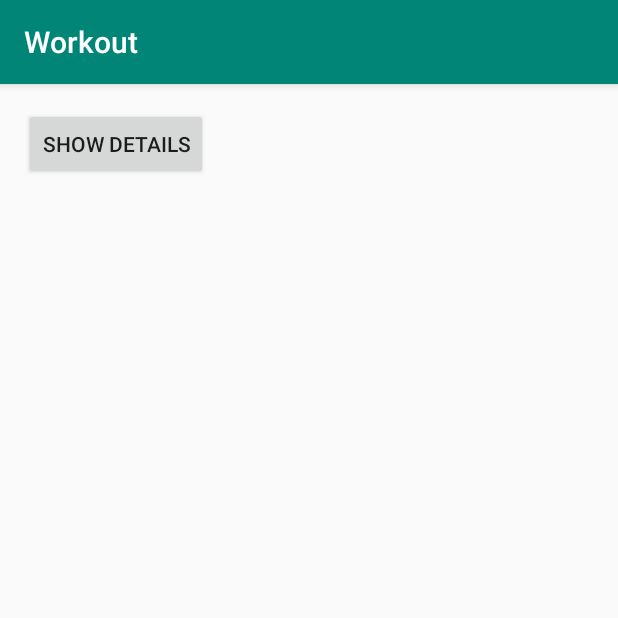
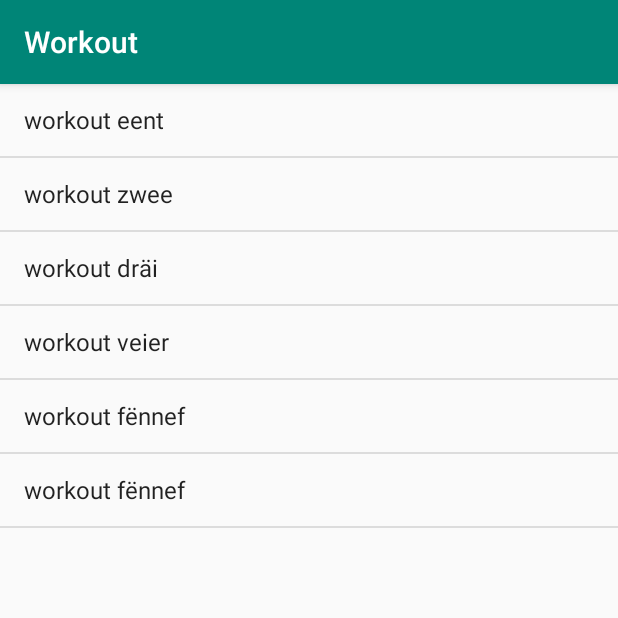
Before and after one commit to bennythejudge/Workout, an Android app: the screen it shows after launch (MainActivity), on a phone screen of 412 x 824 dp, the top half of it. Run offline under Robolectric (Android 15) with nearby library versions, the phone set to English and light mode, and no system bars.

Commit message:
Complete the exercise

```diff
--- a/app/src/main/java/android/benedetto/com/workout/MainActivity.java
+++ b/app/src/main/java/android/benedetto/com/workout/MainActivity.java
@@ -5,7 +5,7 @@ import android.support.v7.app.AppCompatActivity;
 import android.os.Bundle;
 import android.view.View;
 
-public class MainActivity extends AppCompatActivity {
+public class MainActivity extends AppCompatActivity implements WorkoutListFragment.Listener {
 
     @Override
     protected void onCreate(Bundle savedInstanceState) {
@@ -14,8 +14,15 @@ public class MainActivity extends AppCompatActivity {
     }
 
     // if the button is pressed, we start the DetailActivity using an Intent
-    public void onShowDetails(View view) {
+//    public void onShowDetails(View view) {
+//        Intent intent = new Intent(this, DetailActivity.class);
+//        startActivity(intent);
+//    }
+
+    @Override
+    public void itemClicked(long id) {
         Intent intent = new Intent(this, DetailActivity.class);
+        intent.putExtra(DetailActivity.EXTRA_WORKOUT_ID, (int) id);
         startActivity(intent);
     }
 }
--- a/app/src/main/java/android/benedetto/com/workout/Workout.java
+++ b/app/src/main/java/android/benedetto/com/workout/Workout.java
@@ -11,12 +11,12 @@ public class Workout {
     }
 
     public static final Workout[] workouts = {
-            new Workout("workout eent", "workout eent description"),
-            new Workout("workout zwee", "workout zwee description"),
-            new Workout("workout dräi", "workout dräi description"),
-            new Workout("workout veier", "workout veier description"),
-            new Workout("workout fënnef", "workout fënnef description"),
-            new Workout("workout fënnef", "workout fënnef description")
+            new Workout("workout eent", "workout eent description\nline two\nline three"),
+            new Workout("workout zwee", "workout zwee description\nline two\nline three"),
+            new Workout("workout dräi", "workout dräi description\nline two\nline three"),
+            new Workout("workout veier", "workout veier description\nline two\nline three"),
+            new Workout("workout fënnef", "workout fënnef description\nline two\nline three"),
+            new Workout("workout fënnef", "workout fënnef description\nline two\nline three")
     };
 
     // getter and setter
--- /dev/null
+++ b/app/src/main/java/android/benedetto/com/workout/WorkoutListFragment.java
@@ -0,0 +1,66 @@
+package android.benedetto.com.workout;
+
+
+import android.content.Context;
+import android.os.Bundle;
+import android.support.v4.app.Fragment;
+import android.support.v4.app.ListFragment;
+import android.view.LayoutInflater;
+import android.view.View;
+import android.view.ViewGroup;
+import android.widget.ArrayAdapter;
+import android.widget.ListView;
+
+
+/**
+ * A simple {@link Fragment} subclass.
+ */
+public class WorkoutListFragment extends ListFragment {
+
+    // interface for the communication between WorkoutListFragment and any activity
+    static interface Listener {
+        void itemClicked(long id);
+    }
+
+    private Listener listener;
+
+    @Override
+    public void onListItemClick(ListView l, View v, int position, long id) {
+//        super.onListItemClick(l, v, position, id);
+        if (listener != null) {
+            listener.itemClicked(id);   // call the itemClicked() method in the activity passing
+                                        // the id of the workout selected by the user
+        }
+    }
+
+    // here context is the context the fragment is attached to - the activity
+    @Override
+    public void onAttach(Context context) {
+        super.onAttach(context);
+        this.listener = (Listener) context;
+    }
+
+    @Override
+    public View onCreateView(LayoutInflater inflater, ViewGroup container,
+                             Bundle savedInstanceState) {
+
+        String[] names = new String[Workout.workouts.length];
+        for (int i = 0; i < names.length; i++) {
+            names[i] = Workout.workouts[i].getName();
+        }
+
+        // create the array adapter
+        ArrayAdapter<String> adapter =
+                new ArrayAdapter<>(
+                        inflater.getContext(),
+                        android.R.layout.simple_list_item_1,
+                        names);
+
+        // bind the array adapter to the list view
+        setListAdapter(adapter);
+
+
+        // this gives the default layout for the ListFragment
+        return super.onCreateView(inflater, container, savedInstanceState);
+    }
+}
--- a/app/src/main/res/layout/activity_main.xml
+++ b/app/src/main/res/layout/activity_main.xml
@@ -1,17 +1,7 @@
 <?xml version="1.0" encoding="utf-8"?>
-<LinearLayout
+<fragment
     xmlns:android="http://schemas.android.com/apk/res/android"
-    xmlns:tools="http://schemas.android.com/tools"
+    android:name="android.benedetto.com.workout.WorkoutListFragment"
     android:layout_width="match_parent"
-    android:layout_height="match_parent"
-    android:orientation="vertical"
-    android:padding="16dp"
-    tools:context=".MainActivity">
-
-
-    <Button
-        android:layout_width="wrap_content"
-        android:layout_height="wrap_content"
-        android:onClick="onShowDetails"
-        android:text="@string/details_button" />
-</LinearLayout>
+    android:layout_height="match_parent">
+</fragment>
```
Also changed, not shown: app/src/main/java/android/benedetto/com/workout/DetailActivity.java (+7 -1 lines).
